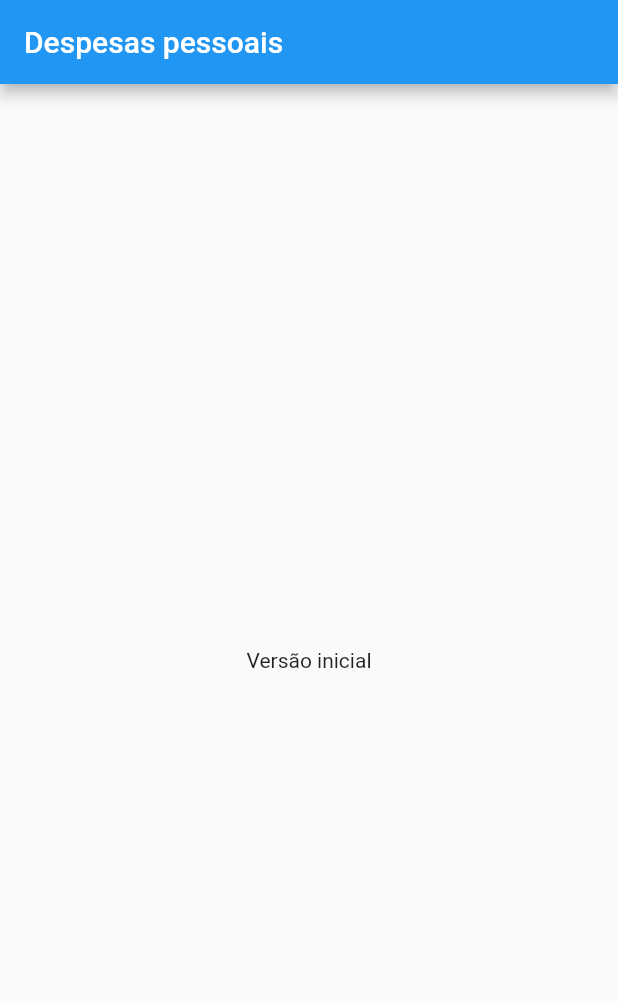
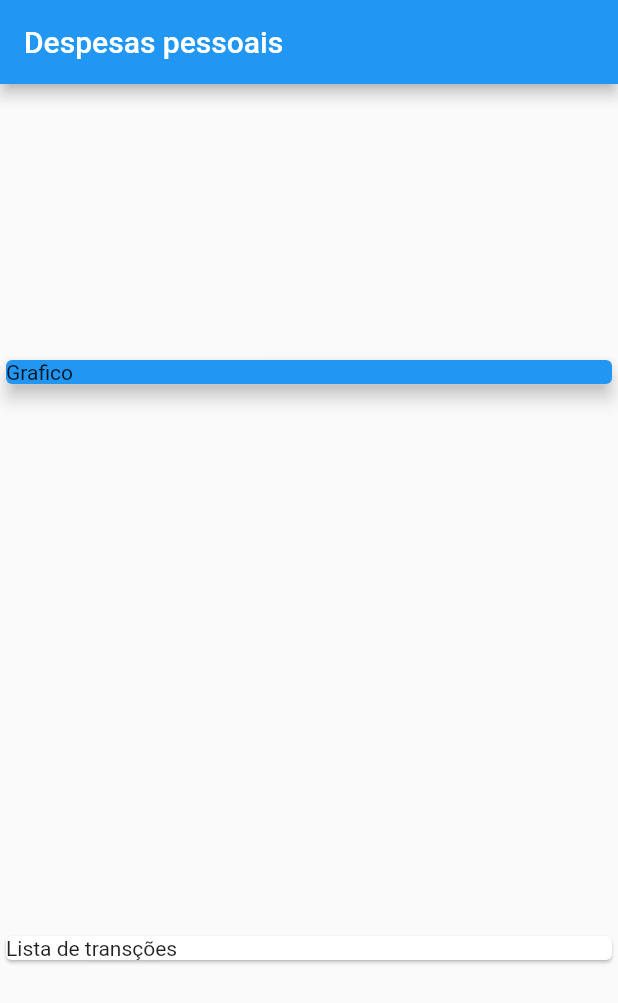
Before and after one commit to markleymsm/expenses, a Flutter app: the screen it shows after launch, on a phone screen of 412 x 824 dp. Shown: the top 1003 px of the screen. Run offline on Flutter 3.47's test engine with Material 2 defaults, Android fonts, the phone set to English and light mode, and no system bars.

Commit message:
Adicionando ajustes para tela incial

```diff
--- a/lib/main.dart
+++ b/lib/main.dart
@@ -19,10 +19,22 @@ class MyHomePage extends StatelessWidget {
   @override
   Widget build(BuildContext context) {
     return Scaffold(
-      appBar: AppBar(title: const Text('Despesas pessoais')),
-      body: const Center(
-        child: Text('Versão inicial'),
-      ),
-    );
+        appBar: AppBar(title: const Text('Despesas pessoais')),
+        body: Column(
+          mainAxisAlignment: MainAxisAlignment.spaceAround,
+          crossAxisAlignment: CrossAxisAlignment.stretch,
+          children: <Widget>[
+            Container(
+              child: Card(
+                color: Colors.blue,
+                child: Text('Grafico'),
+                elevation: 5,
+              ),
+            ),
+            Card(
+              child: Text('Lista de transções'),
+            )
+          ],
+        ));
   }
 }
```
